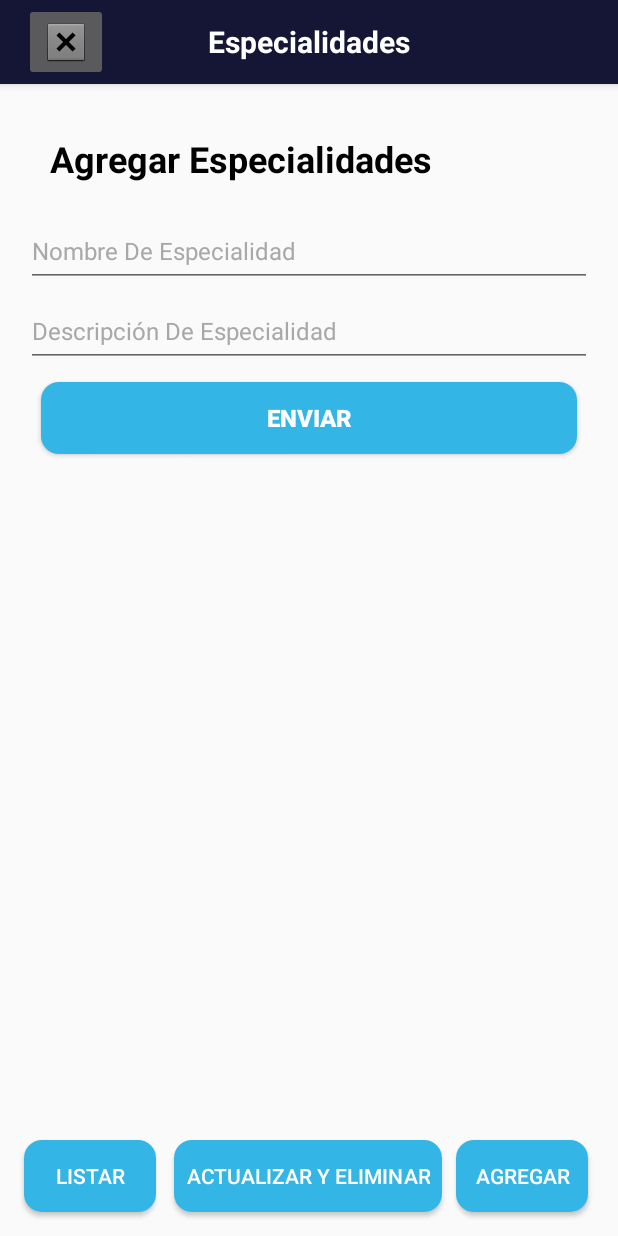
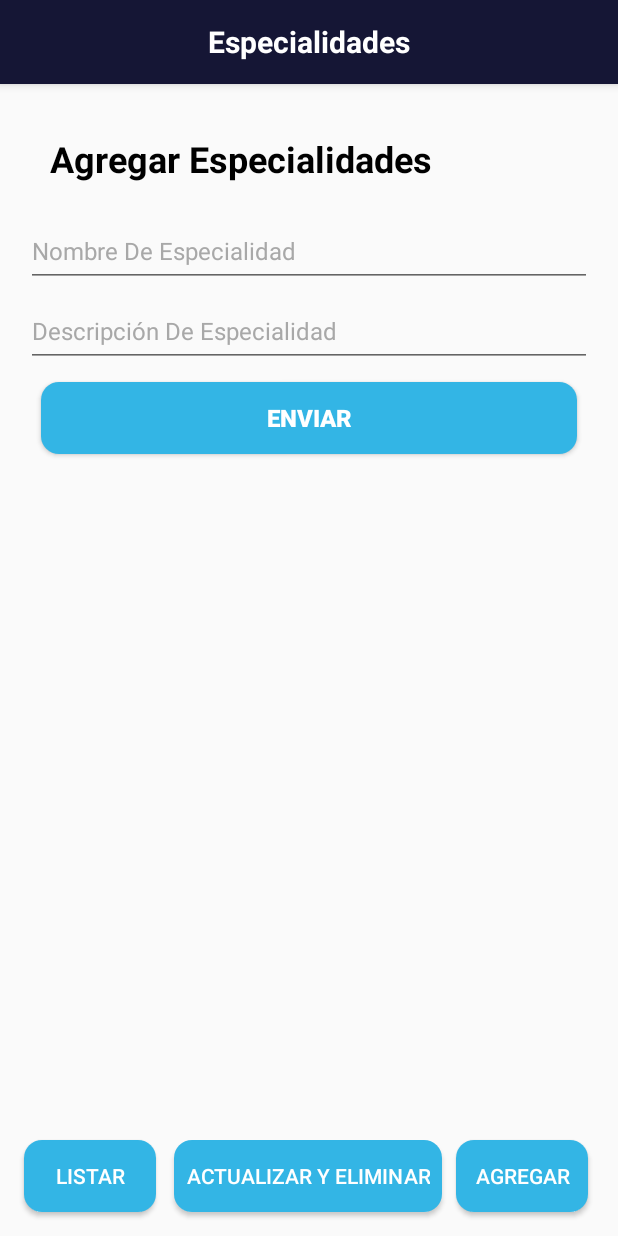
Before and after one commit to ReservasMedicasMobile/ReservasMedicasMobile, an Android app: the especialidades screen opened directly, with no data from a screen before it, after a tap on "AGREGAR", on a phone screen of 412 x 824 dp. Run offline under Robolectric (Android 15) with nearby library versions, the phone set to English and light mode, and no system bars; our stand-ins replace Volley; network calls fail; Roboto replaces fonts that are not available here; 1 statement that could not run was skipped.

```diff
--- a/app/src/main/java/com/example/reservasmedicasmobile/especialidades.java
+++ b/app/src/main/java/com/example/reservasmedicasmobile/especialidades.java
@@ -35,7 +35,7 @@ public class especialidades extends AppCompatActivity {
     private FrameLayout ListaEspecialidadFragment;
     private TextView textViewEspecialidades;
     private RequestQueue rq;
-    private Button imageButton, btnLogoutes;
+    private Button btnLogoutes;
 
 
     @Override
@@ -53,7 +53,6 @@ public class especialidades extends AppCompatActivity {
         getSupportFragmentManager().beginTransaction().add(R.id.frameLayout1, new ListaEspecialidadFragment()).commit();
 
         rq = Volley.newRequestQueue(this);
-
 
 
 
@@ -75,7 +74,6 @@ public class especialidades extends AppCompatActivity {
 
     }
 
-
     private void startActivity() {
         Intent intent = new Intent(especialidades.this, MainActivity.class);
         startActivity(intent);
@@ -86,11 +84,6 @@ public class especialidades extends AppCompatActivity {
 
     }
 
-    public void volver(View v){
-        Intent intent = new Intent(especialidades.this, MainActivity.class);
-        startActivity(intent);
-    }
-
     public void agregar(View v){
 
         getSupportFragmentManager().beginTransaction().replace(R.id.frameLayout1, new AgregarEspecialidadFragment()).commit();
@@ -99,5 +92,4 @@ public class especialidades extends AppCompatActivity {
     public void Actualizar(View v){
         getSupportFragmentManager().beginTransaction().replace(R.id.frameLayout1, new ActualizarEspcialidadFragment()).commit();
     }
-
 }
--- a/app/src/main/res/layout/activity_especialidades.xml
+++ b/app/src/main/res/layout/activity_especialidades.xml
@@ -33,28 +33,19 @@
             android:textSize="20sp"
             android:textStyle="bold" />
 
-        <ImageButton
-            android:id="@+id/botonVolver"
-            android:layout_width="wrap_content"
-            android:layout_height="wrap_content"
-            android:onClick="volver"
-            android:src="@android:drawable/btn_dialog"
-            tools:layout_editor_absoluteX="16dp"
-            tools:layout_editor_absoluteY="6dp" />
 
 
     </androidx.appcompat.widget.Toolbar>
-
 
     <Button
         android:id="@+id/listar"
         android:layout_width="wrap_content"
         android:layout_height="wrap_content"
         android:layout_marginBottom="16dp"
-        android:background="@drawable/rounded_button"
-        android:backgroundTint="@android:color/holo_blue_light"
         android:onClick="listar"
         android:text="listar"
+        android:backgroundTint="@android:color/holo_blue_light"
+        android:background="@drawable/rounded_button"
         android:textColor="@color/white"
         app:layout_constraintBottom_toBottomOf="parent"
         app:layout_constraintEnd_toEndOf="parent"
@@ -82,10 +73,10 @@
         android:layout_height="wrap_content"
         android:layout_marginStart="304dp"
         android:layout_marginBottom="16dp"
-        android:background="@drawable/rounded_button"
-        android:backgroundTint="@android:color/holo_blue_light"
         android:onClick="agregar"
         android:text="Agregar"
+        android:backgroundTint="@android:color/holo_blue_light"
+        android:background="@drawable/rounded_button"
         android:textColor="@color/white"
         app:layout_constraintBottom_toBottomOf="parent"
         app:layout_constraintStart_toStartOf="parent" />
@@ -95,10 +86,10 @@
         android:layout_width="wrap_content"
         android:layout_height="wrap_content"
         android:layout_marginBottom="16dp"
-        android:background="@drawable/rounded_button"
-        android:backgroundTint="@android:color/holo_blue_light"
         android:onClick="Actualizar"
         android:text="Actualizar y Eliminar"
+        android:backgroundTint="@android:color/holo_blue_light"
+        android:background="@drawable/rounded_button"
         android:textColor="@color/white"
         app:layout_constraintBottom_toBottomOf="parent"
         app:layout_constraintEnd_toEndOf="parent"
--- a/app/src/main/res/layout/activity_pacientes.xml
+++ b/app/src/main/res/layout/activity_pacientes.xml
@@ -24,7 +24,7 @@
         app:layout_constraintTop_toTopOf="parent" />
 
     <LinearLayout
-        android:id="@+id/bottomvolver"
+        android:id="@+id/bottomLayout"
         android:layout_width="match_parent"
         android:layout_height="0dp"
         android:layout_marginTop="10dp"
```
Also changed, not shown: app/src/main/java/com/example/reservasmedicasmobile/pacientes.java (+4 -4 lines), app/src/main/java/com/example/reservasmedicasmobile/turnos.java (+3 -10 lines).
